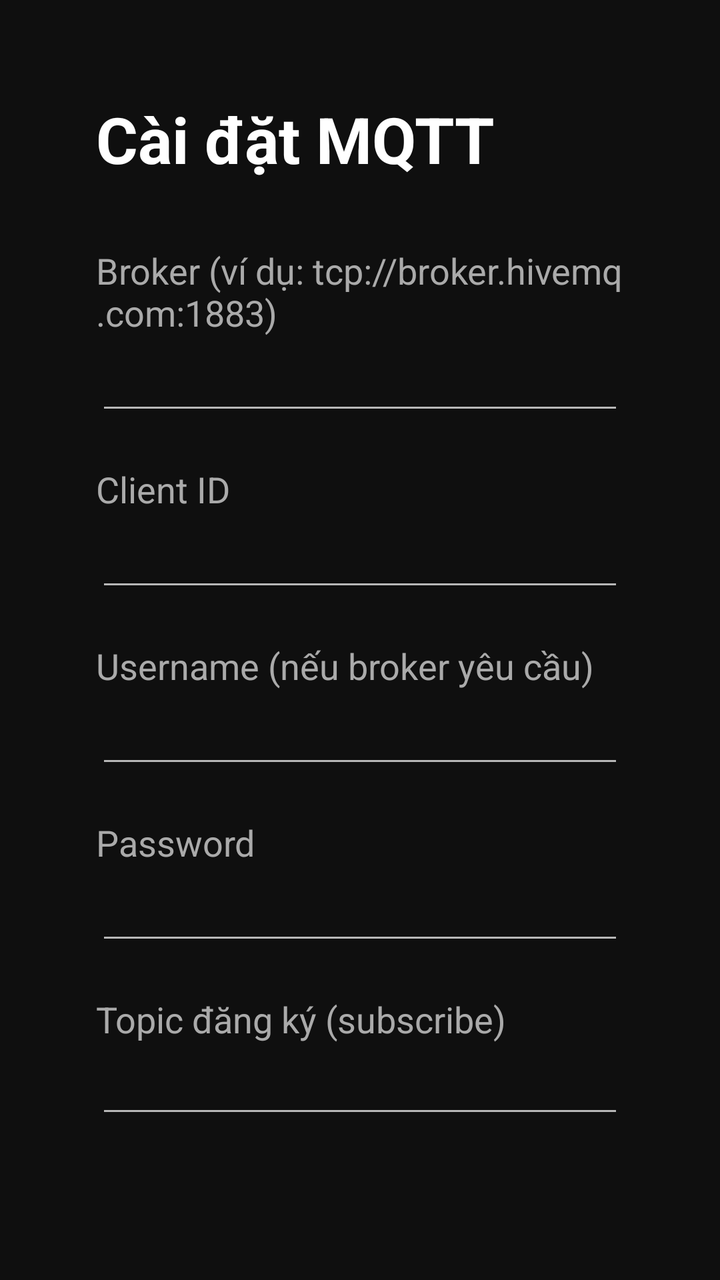
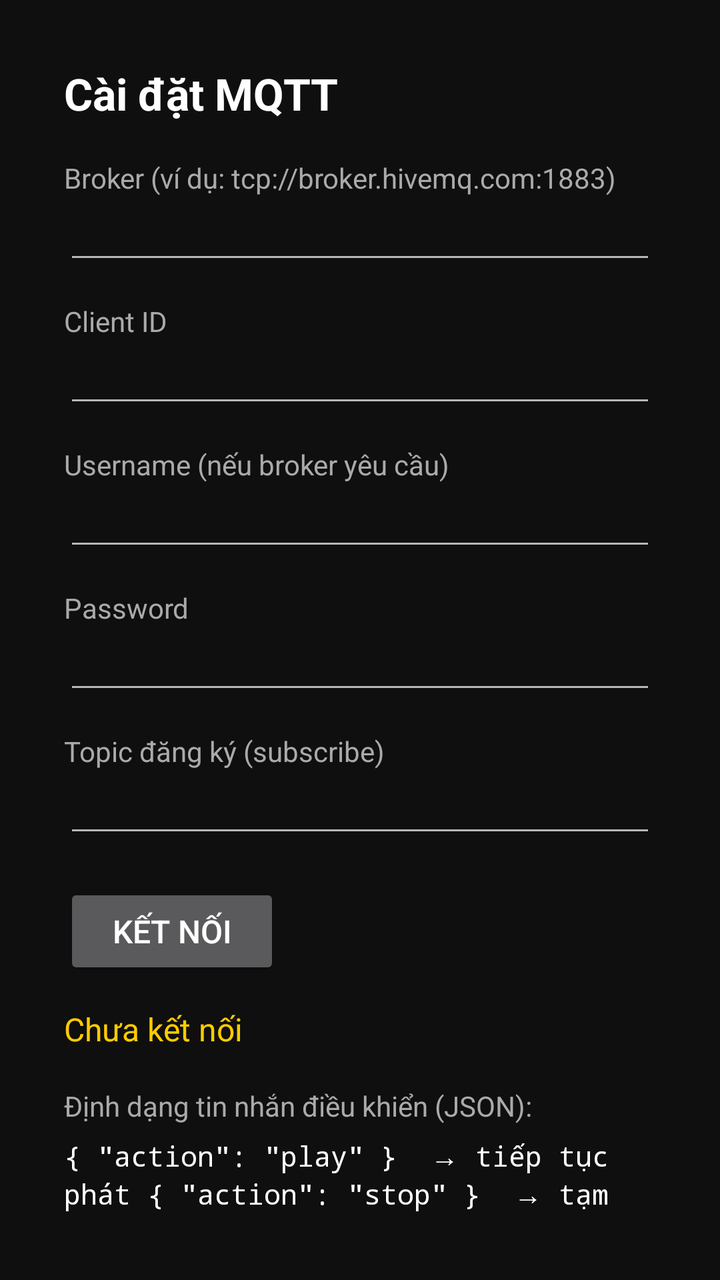

Compare the two renders of this Android layout. The source of the first and the diff that turns it into the second are given below.
<!-- AndroidManifest.xml: application theme Theme.AppCompat.NoActionBar -->
<!-- res/layout/activity_settings.xml -->
<?xml version="1.0" encoding="utf-8"?>
<LinearLayout xmlns:android="http://schemas.android.com/apk/res/android"
    android:orientation="vertical"
    android:padding="48dp"
    android:layout_width="match_parent"
    android:layout_height="match_parent"
    android:background="#0f0f0f">

    <TextView
        android:layout_width="wrap_content"
        android:layout_height="wrap_content"
        android:text="Cài đặt MQTT"
        android:textColor="#FFFFFF"
        android:textSize="32sp"
        android:textStyle="bold"
        android:layout_marginBottom="32dp" />

    <TextView
        android:layout_width="wrap_content"
        android:layout_height="wrap_content"
        android:text="Broker (ví dụ: tcp://broker.hivemq.com:1883)"
        android:textColor="#AAAAAA"
        android:textSize="18sp" />

    <EditText
        android:id="@+id/et_broker"
        android:layout_width="match_parent"
        android:layout_height="wrap_content"
        android:textSize="20sp"
        android:textColor="#FFFFFF"
        android:inputType="textUri"
        android:importantForAutofill="no"
        android:layout_marginBottom="20dp" />

    <TextView
        android:layout_width="wrap_content"
        android:layout_height="wrap_content"
        android:text="Client ID"
        android:textColor="#AAAAAA"
        android:textSize="18sp" />

    <EditText
        android:id="@+id/et_client_id"
        android:layout_width="match_parent"
        android:layout_height="wrap_content"
        android:textSize="20sp"
        android:textColor="#FFFFFF"
        android:inputType="text"
        android:importantForAutofill="no"
        android:layout_marginBottom="20dp" />

    <TextView
        android:layout_width="wrap_content"
        android:layout_height="wrap_content"
        android:text="Username (nếu broker yêu cầu)"
        android:textColor="#AAAAAA"
        android:textSize="18sp" />

    <EditText
        android:id="@+id/et_username"
        android:layout_width="match_parent"
        android:layout_height="wrap_content"
        android:textSize="20sp"
        android:textColor="#FFFFFF"
        android:inputType="text"
        android:importantForAutofill="no"
        android:layout_marginBottom="20dp" />

    <TextView
        android:layout_width="wrap_content"
        android:layout_height="wrap_content"
        android:text="Password"
        android:textColor="#AAAAAA"
        android:textSize="18sp" />

    <EditText
        android:id="@+id/et_password"
        android:layout_width="match_parent"
        android:layout_height="wrap_content"
        android:textSize="20sp"
        android:textColor="#FFFFFF"
        android:inputType="textPassword"
        android:importantForAutofill="no"
        android:layout_marginBottom="20dp" />

    <TextView
        android:layout_width="wrap_content"
        android:layout_height="wrap_content"
        android:text="Topic đăng ký (subscribe)"
        android:textColor="#AAAAAA"
        android:textSize="18sp" />

    <EditText
        android:id="@+id/et_topic"
        android:layout_width="match_parent"
        android:layout_height="wrap_content"
        android:textSize="20sp"
        android:textColor="#FFFFFF"
        android:inputType="text"
        android:importantForAutofill="no"
        android:layout_marginBottom="28dp" />

    <Button
        android:id="@+id/btn_connect"
        android:layout_width="wrap_content"
        android:layout_height="wrap_content"
        android:text="Kết nối"
        android:textSize="20sp"
        android:paddingStart="32dp"
        android:paddingEnd="32dp"
        android:layout_marginBottom="20dp" />

    <TextView
        android:id="@+id/tv_status"
        android:layout_width="wrap_content"
        android:layout_height="wrap_content"
        android:text="Chưa kết nối"
        android:textColor="#FFCC00"
        android:textSize="20sp"
        android:layout_marginBottom="28dp" />

    <TextView
        android:layout_width="wrap_content"
        android:layout_height="wrap_content"
        android:text="Định dạng tin nhắn điều khiển (JSON):"
        android:textColor="#AAAAAA"
        android:textSize="18sp" />

    <TextView
        android:layout_width="wrap_content"
        android:layout_height="wrap_content"
        android:text='{ "action": "play" }  → tiếp tục phát
{ "action": "stop" }  → tạm dừng
{ "action": "next" }  → video kế tiếp'
        android:textColor="#FFFFFF"
        android:textSize="18sp"
        android:fontFamily="monospace"
        android:layout_marginTop="8dp" />
</LinearLayout>
<!-- resources referenced by this layout -->
<resources>

</resources>

<!-- the commit's change to res/layout/activity_settings.xml (unified diff, before → after) -->
@@ -1,7 +1,7 @@
 <?xml version="1.0" encoding="utf-8"?>
 <LinearLayout xmlns:android="http://schemas.android.com/apk/res/android"
     android:orientation="vertical"
-    android:padding="48dp"
+    android:padding="32dp"
     android:layout_width="match_parent"
     android:layout_height="match_parent"
     android:background="#0f0f0f">
@@ -11,104 +11,104 @@
         android:layout_height="wrap_content"
         android:text="Cài đặt MQTT"
         android:textColor="#FFFFFF"
-        android:textSize="32sp"
+        android:textSize="22sp"
         android:textStyle="bold"
-        android:layout_marginBottom="32dp" />
+        android:layout_marginBottom="18dp" />
 
     <TextView
         android:layout_width="wrap_content"
         android:layout_height="wrap_content"
         android:text="Broker (ví dụ: tcp://broker.hivemq.com:1883)"
         android:textColor="#AAAAAA"
-        android:textSize="18sp" />
+        android:textSize="14sp" />
 
     <EditText
         android:id="@+id/et_broker"
         android:layout_width="match_parent"
         android:layout_height="wrap_content"
-        android:textSize="20sp"
+        android:textSize="16sp"
         android:textColor="#FFFFFF"
         android:inputType="textUri"
         android:importantForAutofill="no"
-        android:layout_marginBottom="20dp" />
+        android:layout_marginBottom="14dp" />
 
     <TextView
         android:layout_width="wrap_content"
         android:layout_height="wrap_content"
         android:text="Client ID"
         android:textColor="#AAAAAA"
-        android:textSize="18sp" />
+        android:textSize="14sp" />
 
     <EditText
         android:id="@+id/et_client_id"
         android:layout_width="match_parent"
         android:layout_height="wrap_content"
-        android:textSize="20sp"
+        android:textSize="16sp"
         android:textColor="#FFFFFF"
         android:inputType="text"
         android:importantForAutofill="no"
-        android:layout_marginBottom="20dp" />
+        android:layout_marginBottom="14dp" />
 
     <TextView
         android:layout_width="wrap_content"
         android:layout_height="wrap_content"
         android:text="Username (nếu broker yêu cầu)"
         android:textColor="#AAAAAA"
-        android:textSize="18sp" />
+        android:textSize="14sp" />
 
     <EditText
         android:id="@+id/et_username"
         android:layout_width="match_parent"
         android:layout_height="wrap_content"
-        android:textSize="20sp"
+        android:textSize="16sp"
         android:textColor="#FFFFFF"
         android:inputType="text"
         android:importantForAutofill="no"
-        android:layout_marginBottom="20dp" />
+        android:layout_marginBottom="14dp" />
 
     <TextView
         android:layout_width="wrap_content"
         android:layout_height="wrap_content"
         android:text="Password"
         android:textColor="#AAAAAA"
-        android:textSize="18sp" />
+        android:textSize="14sp" />
 
     <EditText
         android:id="@+id/et_password"
         android:layout_width="match_parent"
         android:layout_height="wrap_content"
-        android:textSize="20sp"
+        android:textSize="16sp"
         android:textColor="#FFFFFF"
         android:inputType="textPassword"
         android:importantForAutofill="no"
-        android:layout_marginBottom="20dp" />
+        android:layout_marginBottom="14dp" />
 
     <TextView
         android:layout_width="wrap_content"
         android:layout_height="wrap_content"
         android:text="Topic đăng ký (subscribe)"
         android:textColor="#AAAAAA"
-        android:textSize="18sp" />
+        android:textSize="14sp" />
 
     <EditText
         android:id="@+id/et_topic"
         android:layout_width="match_parent"
         android:layout_height="wrap_content"
-        android:textSize="20sp"
+        android:textSize="16sp"
         android:textColor="#FFFFFF"
         android:inputType="text"
         android:importantForAutofill="no"
-        android:layout_marginBottom="28dp" />
+        android:layout_marginBottom="18dp" />
 
     <Button
         android:id="@+id/btn_connect"
         android:layout_width="wrap_content"
         android:layout_height="wrap_content"
         android:text="Kết nối"
-        android:textSize="20sp"
-        android:paddingStart="32dp"
-        android:paddingEnd="32dp"
-        android:layout_marginBottom="20dp" />
+        android:textSize="16sp"
+        android:paddingStart="24dp"
+        android:paddingEnd="24dp"
+        android:layout_marginBottom="14dp" />
 
     <TextView
         android:id="@+id/tv_status"
@@ -116,15 +116,15 @@
         android:layout_height="wrap_content"
         android:text="Chưa kết nối"
         android:textColor="#FFCC00"
-        android:textSize="20sp"
-        android:layout_marginBottom="28dp" />
+        android:textSize="16sp"
+        android:layout_marginBottom="18dp" />
 
     <TextView
         android:layout_width="wrap_content"
         android:layout_height="wrap_content"
         android:text="Định dạng tin nhắn điều khiển (JSON):"
         android:textColor="#AAAAAA"
-        android:textSize="18sp" />
+        android:textSize="14sp" />
 
     <TextView
         android:layout_width="wrap_content"
@@ -133,7 +133,7 @@
 { "action": "stop" }  → tạm dừng
 { "action": "next" }  → video kế tiếp'
         android:textColor="#FFFFFF"
-        android:textSize="18sp"
+        android:textSize="14sp"
         android:fontFamily="monospace"
-        android:layout_marginTop="8dp" />
+        android:layout_marginTop="6dp" />
 </LinearLayout>
